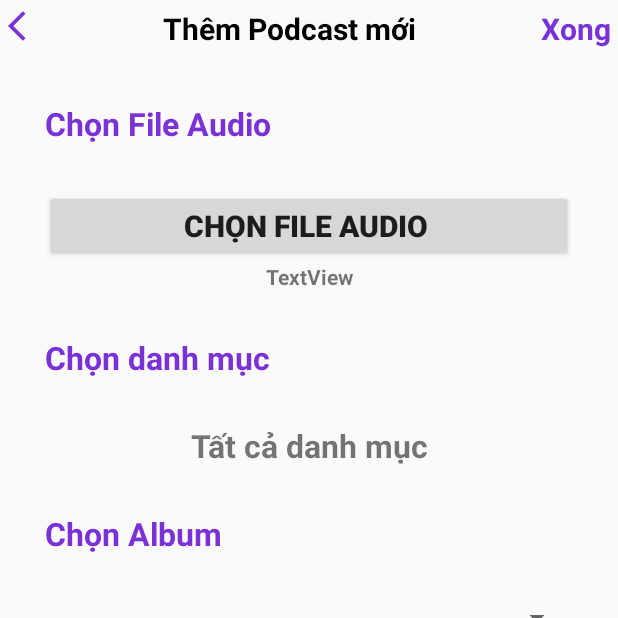
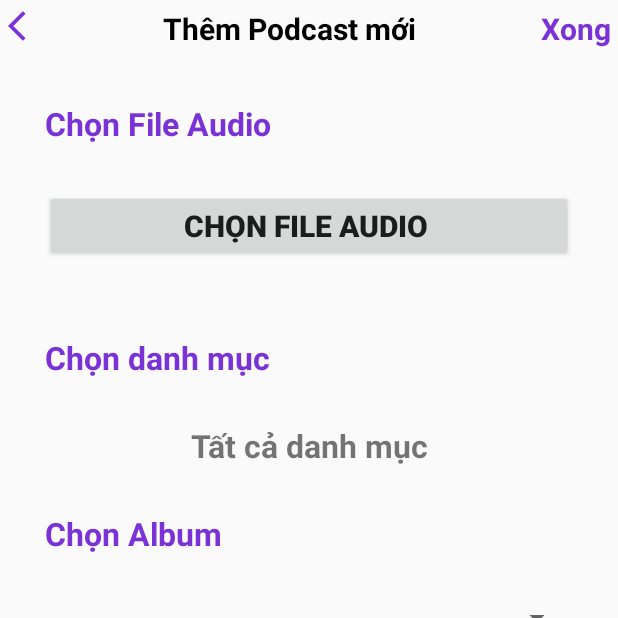
Before and after one commit to lienvanduc1808/Podcast-For-Life, an Android app: the fragment AddNewPodcastFragment shown on its own in the app's theme, on a phone screen of 412 x 824 dp, the top half of it. Run offline under Robolectric (Android 15) with nearby library versions, the phone set to English and light mode, and no system bars; libraries missing offline, so code that uses them is left out: com.makeramen.roundedimageview; plain views replace RoundedImageView; pictures from the network do not load.

```diff
--- a/app/src/main/res/layout/fragment_add_new_podcast.xml
+++ b/app/src/main/res/layout/fragment_add_new_podcast.xml
@@ -72,7 +72,7 @@
         android:layout_height="wrap_content"
         android:textStyle="bold"
         android:textAlignment="center"
-        android:text="TextView" />
+        android:text="" />
 
     <TextView
         android:layout_margin="30dp"
```
Also changed, not shown: app/src/main/java/com/example/channel/ExistAlbumFragment.kt (+11 -0 lines), app/src/main/java/com/example/channel/NewAlbumFragment.kt (+10 -0 lines).
